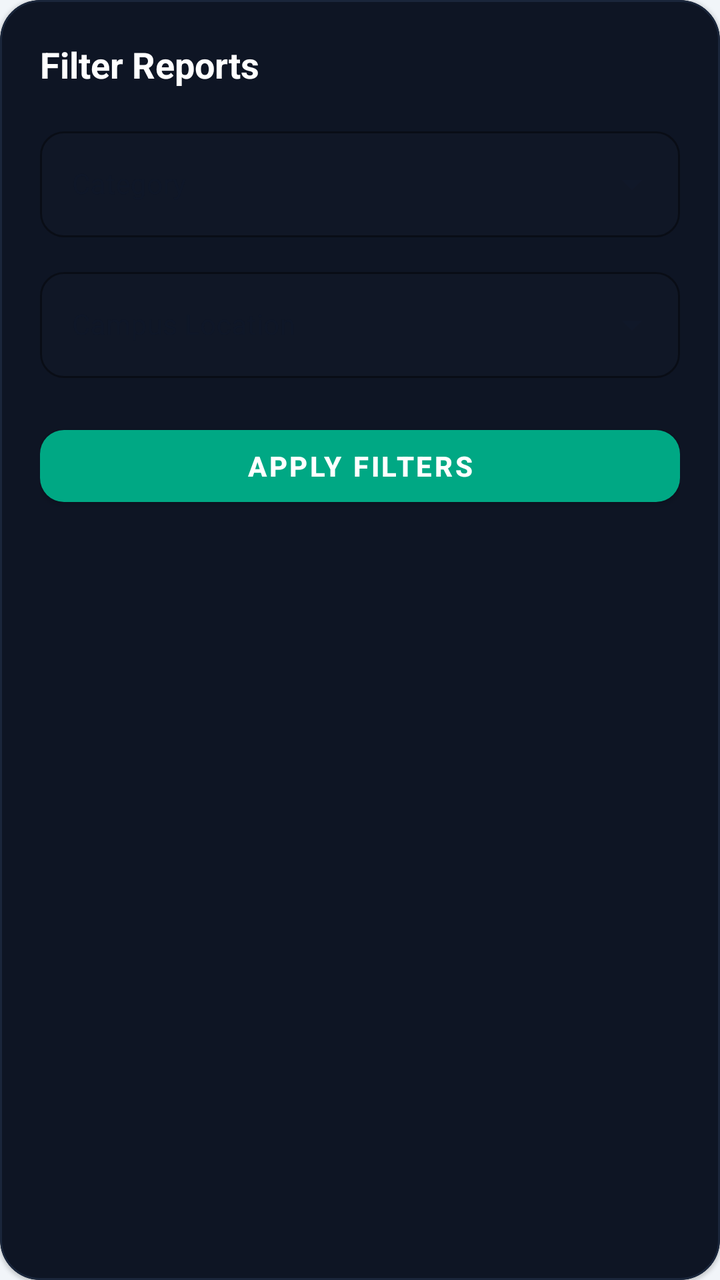
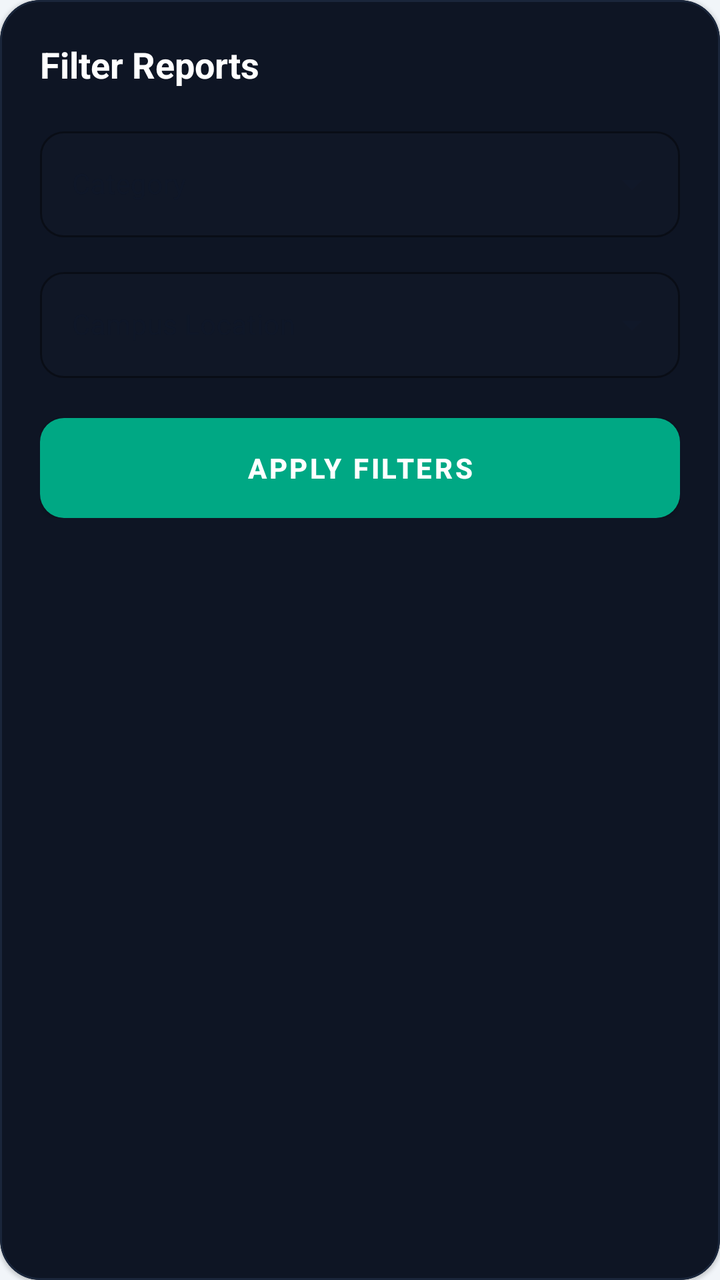

Screens rendered from an Android XML layout before and after an edit, with the pre-edit source and the edit as a unified diff.
<!-- AndroidManifest.xml: application theme Theme.CampusFindApp -->
<!-- res/layout/dialog_filter_reports.xml -->
<?xml version="1.0" encoding="utf-8"?>
<com.google.android.material.card.MaterialCardView xmlns:android="http://schemas.android.com/apk/res/android"
    xmlns:app="http://schemas.android.com/apk/res-auto"
    android:layout_width="match_parent"
    android:layout_height="wrap_content"
    android:layout_margin="16dp"
    app:cardBackgroundColor="#0E1524"
    app:cardCornerRadius="20dp"
    app:strokeColor="#1A263B"
    app:strokeWidth="1dp">

    <LinearLayout
        android:layout_width="match_parent"
        android:layout_height="wrap_content"
        android:orientation="vertical"
        android:padding="20dp">

        <TextView
            android:layout_width="wrap_content"
            android:layout_height="wrap_content"
            android:text="Filter Reports"
            android:textColor="#FFFFFF"
            android:textSize="18sp"
            android:textStyle="bold" />

        <com.google.android.material.textfield.TextInputLayout
            style="@style/Widget.MaterialComponents.TextInputLayout.OutlinedBox.ExposedDropdownMenu"
            android:layout_width="match_parent"
            android:layout_height="wrap_content"
            android:layout_marginTop="16dp"
            android:hint="Category"
            app:boxBackgroundColor="#101726"
            app:boxCornerRadiusBottomEnd="12dp"
            app:boxCornerRadiusBottomStart="12dp"
            app:boxCornerRadiusTopEnd="12dp"
            app:boxCornerRadiusTopStart="12dp"
            app:boxStrokeColor="#1F2D42"
            app:hintTextColor="#6B7280">

            <AutoCompleteTextView
                android:id="@+id/actv_filter_category"
                android:layout_width="match_parent"
                android:layout_height="wrap_content"
                android:inputType="none"
                android:textColor="#F9FAFB"
                android:textSize="14sp" />
        </com.google.android.material.textfield.TextInputLayout>

        <com.google.android.material.textfield.TextInputLayout
            style="@style/Widget.MaterialComponents.TextInputLayout.OutlinedBox.ExposedDropdownMenu"
            android:layout_width="match_parent"
            android:layout_height="wrap_content"
            android:layout_marginTop="12dp"
            android:hint="Campus Location"
            app:boxBackgroundColor="#101726"
            app:boxCornerRadiusBottomEnd="12dp"
            app:boxCornerRadiusBottomStart="12dp"
            app:boxCornerRadiusTopEnd="12dp"
            app:boxCornerRadiusTopStart="12dp"
            app:boxStrokeColor="#1F2D42"
            app:hintTextColor="#6B7280">

            <AutoCompleteTextView
                android:id="@+id/actv_filter_location"
                android:layout_width="match_parent"
                android:layout_height="wrap_content"
                android:inputType="none"
                android:textColor="#F9FAFB"
                android:textSize="14sp" />
        </com.google.android.material.textfield.TextInputLayout>

        <com.google.android.material.button.MaterialButton
            android:id="@+id/btn_apply_filters"
            android:layout_width="match_parent"
            android:layout_height="48dp"
            android:layout_marginTop="20dp"
            android:text="Apply Filters"
            android:textColor="#FFFFFF"
            android:textSize="14sp"
            android:textStyle="bold"
            app:backgroundTint="#00A884"
            app:cornerRadius="12dp" />

    </LinearLayout>
</com.google.android.material.card.MaterialCardView>
<!-- resources referenced by this layout -->
<resources>
  <style name="Theme.CampusFindApp" parent="Base.Theme.CampusFindApp" />
  <style name="Base.Theme.CampusFindApp" parent="Theme.MaterialComponents.DayNight.NoActionBar">
          <item name="colorPrimary">@color/teal_accent</item>
          <item name="colorPrimaryVariant">@color/teal_primary</item>
          <item name="colorOnPrimary">@color/deep_navy</item>
  
          <item name="colorSecondary">@color/accent_purple</item>
          <item name="colorSecondaryVariant">@color/accent_purple</item>
          <item name="colorOnSecondary">@color/white</item>
  
          <item name="colorSurface">@color/color_surface</item>
          <item name="colorOnSurface">@color/text_primary</item>
  
          <item name="android:colorBackground">@color/color_background</item>
          <item name="colorOnBackground">@color/text_primary</item>
  
          <item name="android:statusBarColor">@color/color_background</item>
          <item name="android:windowBackground">@color/color_background</item>
  
          <item name="android:textColor">@color/text_primary</item>
          <item name="android:textColorPrimary">@color/text_primary</item>
          <item name="android:textColorSecondary">@color/text_secondary</item>
          <item name="android:textColorHint">@color/text_hint</item>
      </style>
  <color name="teal_accent">#00A884</color>
  <color name="teal_primary">#2D7D71</color>
  <color name="deep_navy">#E2E8F0</color>
  <color name="accent_purple">#4F46E5</color>
  <color name="white">#FFFFFFFF</color>
  <color name="color_surface">#FFFFFF</color>
  <color name="text_primary">#0F172A</color>
  <color name="color_background">#F1F5F9</color>
  <color name="text_secondary">#475569</color>
  <color name="text_hint">#94A3B8</color>
</resources>

<!-- the commit's change to res/layout/dialog_filter_reports.xml (unified diff, before → after) -->
@@ -72,8 +72,12 @@
         <com.google.android.material.button.MaterialButton
             android:id="@+id/btn_apply_filters"
             android:layout_width="match_parent"
-            android:layout_height="48dp"
+            android:layout_height="50dp"
             android:layout_marginTop="20dp"
+            android:insetTop="0dp"
+            android:insetBottom="0dp"
+            android:maxLines="1"
+            android:paddingVertical="0dp"
             android:text="Apply Filters"
             android:textColor="#FFFFFF"
             android:textSize="14sp"
